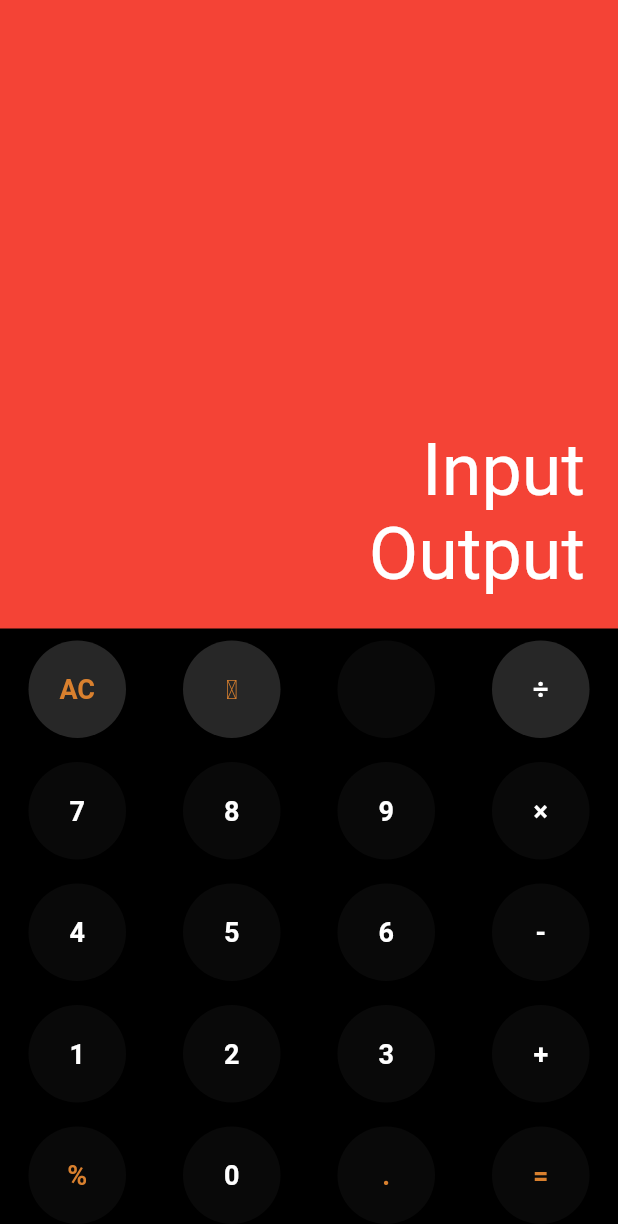
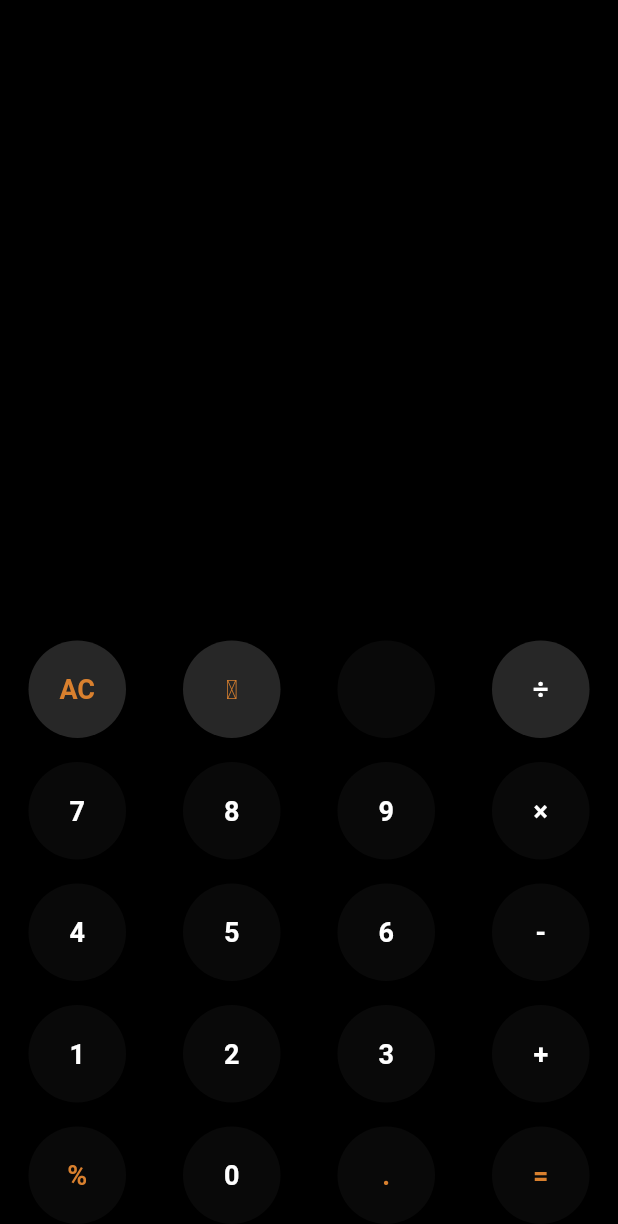
Before and after one commit to zanzo2003/calculator_application, a Flutter app: the screen it shows after launch, on a phone screen of 412 x 824 dp. Shown: the top 1224 px of the screen. Run offline on Flutter 3.47's test engine with Material 2 defaults, Android fonts, the phone set to English and light mode, and no system bars.

Commit message:
UI refinement
few changes and debuged code

```diff
--- a/calculator/lib/ui.dart
+++ b/calculator/lib/ui.dart
@@ -1,6 +1,5 @@
 import 'package:flutter/material.dart';
 import 'colours.dart';
-
 
 class CalculatorApp extends StatefulWidget {
   const CalculatorApp({Key? key}) : super(key: key);
@@ -10,6 +9,16 @@ class CalculatorApp extends StatefulWidget {
 }
 
 class CalculatorAppState extends State<CalculatorApp> {
+  double firstNumber = 0.0;
+  double secondNumber = 0.0;
+  var input = "";
+  var output = "";
+  var operator = "";
+
+  onButtonClick(value) {
+    print(value);
+  }
+
   @override
   Widget build(BuildContext context) {
     return Scaffold(
@@ -18,67 +27,78 @@ class CalculatorAppState extends State<CalculatorApp> {
         children: [
           Expanded(
               child: Container(
-            color: Colors.red,
+            color: Colors.black,
             width: double.infinity,
-            padding: EdgeInsets.all(22),
+            padding: const EdgeInsets.all(22),
             child: Column(
               mainAxisAlignment: MainAxisAlignment.end,
               crossAxisAlignment: CrossAxisAlignment.end,
               children: [
-                Text("Input",
-                style: TextStyle(
-                  fontSize: 48,
-                  color: Colors.white
+                Text(
+                  input,
+                  style: const TextStyle(fontSize: 48, color: Colors.white70),
                 ),
+                const SizedBox(
+                  height: 20,
                 ),
-                Text("Output",
-                style: TextStyle(
-                  fontSize: 48,
-                  color: Colors.white
+                Text(
+                  output,
+                  style: const TextStyle(fontSize: 28, color: Colors.white38),
                 ),
+                const SizedBox(
+                  height: 10,
                 )
               ],
             ),
           )),
           Row(
-            children:[
-              button(text: "AC", buttonColors: operatorColor, textColor: orangecolor),
-              button(text: "\u{2190}",buttonColors: operatorColor,textColor: orangecolor),
+            children: [
+              button(
+                  text: "AC",
+                  buttonColors: operatorColor,
+                  textColor: orangecolor),
+              button(
+                  text: "\u{2190}",
+                  buttonColors: operatorColor,
+                  textColor: orangecolor),
               button(text: "", textColor: Colors.transparent),
-              button(text: "\u{00F7}",buttonColors: operatorColor),
-              ],
+              button(text: "\u{00F7}", buttonColors: operatorColor),
+            ],
           ),
           Row(
-            children:[
+            children: [
               button(text: "7"),
               button(text: "8"),
               button(text: "9"),
-              button(text: "\u{00D7}",buttonColors: buttonColor),
-              ],
+              button(text: "\u{00D7}", buttonColors: buttonColor),
+            ],
           ),
           Row(
-            children:[
+            children: [
               button(text: "4"),
               button(text: "5"),
               button(text: "6"),
-              button(text: "-",buttonColors: buttonColor),
-              ],
+              button(text: "-", buttonColors: buttonColor),
+            ],
           ),
           Row(
-            children:[
+            children: [
               button(text: "1"),
               button(text: "2"),
               button(text: "3"),
-              button(text: "\u{002B}",buttonColors: buttonColor),
-              ],
+              button(text: "\u{002B}", buttonColors: buttonColor),
+            ],
           ),
           Row(
-            children:[
-              button(text: "%",buttonColors: buttonColor,textColor: orangecolor),
+            children: [
+              button(
+                  text: "%", buttonColors: buttonColor, textColor: orangecolor),
               button(text: "0"),
-              button(text: ".",buttonColors: buttonColor,textColor: orangecolor),
-              button(text: "=",buttonColors: buttonColor,textColor: orangecolor),
-              ],
+              button(
+                  text: ".", buttonColors: buttonColor, textColor: orangecolor),
+              button(
+                  text: "=", buttonColors: buttonColor, textColor: orangecolor),
+            ],
           )
         ],
       ),
@@ -91,11 +111,11 @@ class CalculatorAppState extends State<CalculatorApp> {
       margin: const EdgeInsets.all(8),
       child: ElevatedButton(
           style: ElevatedButton.styleFrom(
-              shape: CircleBorder(),
+              shape: const CircleBorder(),
               padding: const EdgeInsets.all(22),
               backgroundColor: buttonColors),
-          onPressed: () {},
-          child:Text(
+          onPressed: () => onButtonClick(text),
+          child: Text(
             text,
             style: TextStyle(
                 fontSize: 18, color: textColor, fontWeight: FontWeight.bold),
```
